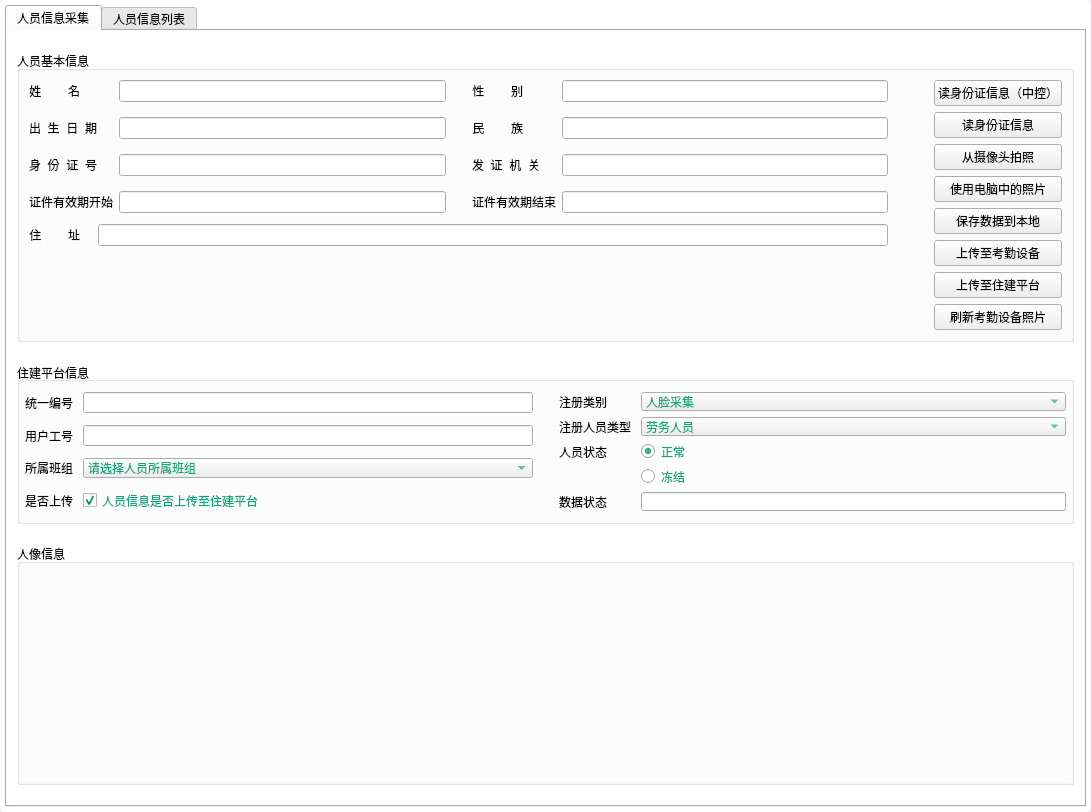
Before: the Qt Designer form views/infoCollectionUi.ui in jamesandjim/wisdom_site, drawn with Qt 5.
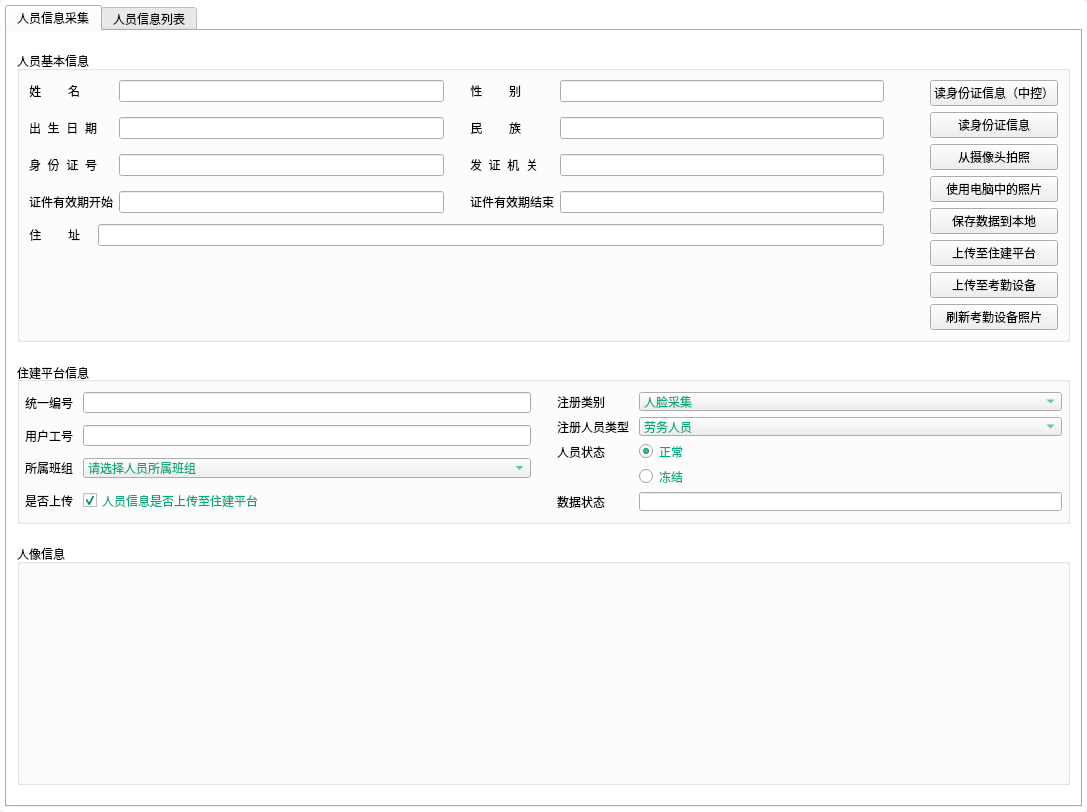
After: the same form once the commit is applied.

Patch:
```diff
--- a/views/infoCollectionUi.ui
+++ b/views/infoCollectionUi.ui
@@ -9,7 +9,7 @@
    <rect>
     <x>0</x>
     <y>0</y>
-    <width>1091</width>
+    <width>1087</width>
     <height>768</height>
    </rect>
   </property>
@@ -497,13 +497,6 @@
                  </property>
                 </widget>
                </item>
-               <item>
-                <widget class="QPushButton" name="pb_uploadtoDev">
-                 <property name="text">
-                  <string>上传至考勤设备</string>
-                 </property>
-                </widget>
-               </item>
                <item>
                 <widget class="QPushButton" name="pb_uploadPerson">
                  <property name="text">
@@ -511,6 +504,13 @@
                  </property>
                 </widget>
                </item>
+               <item>
+                <widget class="QPushButton" name="pb_uploadtoDev">
+                 <property name="text">
+                  <string>上传至考勤设备</string>
+                 </property>
+                </widget>
+               </item>
                <item>
                 <widget class="QPushButton" name="pb_refresh_photo">
                  <property name="text">
```
